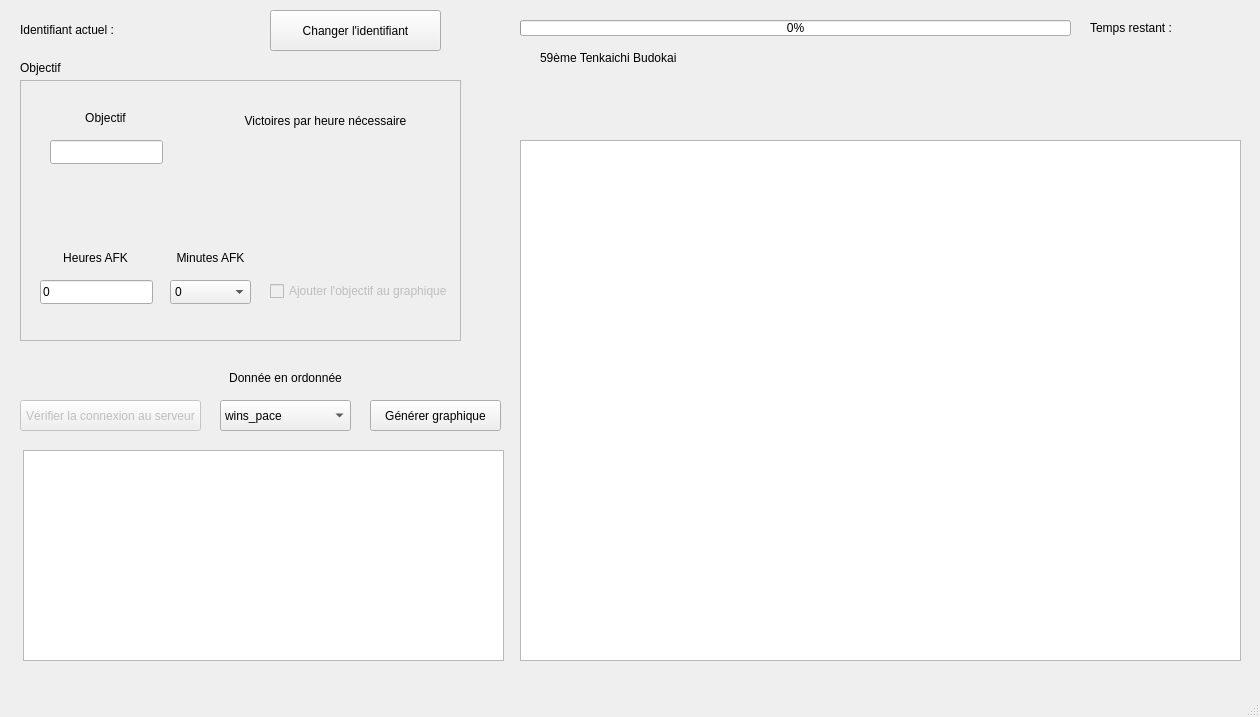
Above: mainwindow.ui from darkruss48/Polar before the change. Below: the same form after it.
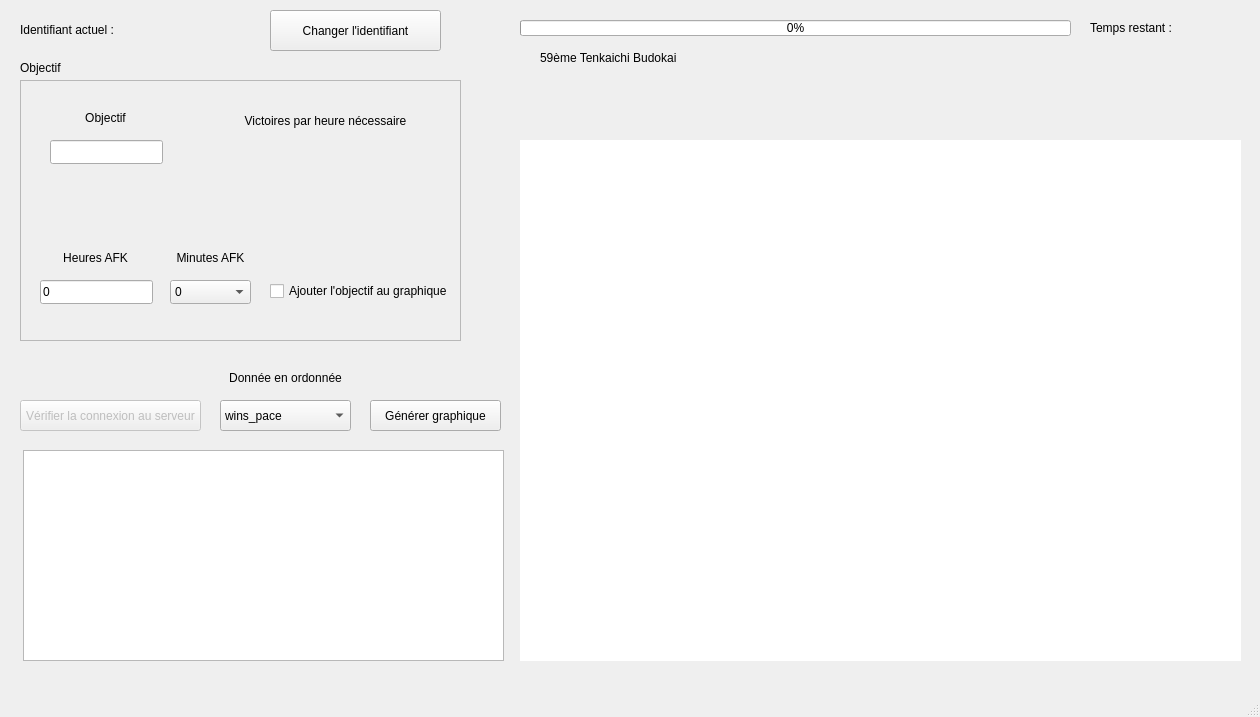
That is the form after the change.

```diff
--- a/mainwindow.ui
+++ b/mainwindow.ui
@@ -73,7 +73,13 @@
      </rect>
     </property>
     <property name="autoFillBackground">
-     <bool>true</bool>
+     <bool>false</bool>
+    </property>
+    <property name="frameShape">
+     <enum>QFrame::Shape::NoFrame</enum>
+    </property>
+    <property name="styleSheet">
+     <string notr="true">border: 0;</string>
     </property>
     <property name="cacheMode">
      <set>QGraphicsView::CacheModeFlag::CacheNone</set>
@@ -333,7 +339,7 @@
     </widget>
     <widget class="QCheckBox" name="checkBox">
      <property name="enabled">
-      <bool>false</bool>
+      <bool>true</bool>
      </property>
      <property name="geometry">
       <rect>
```
